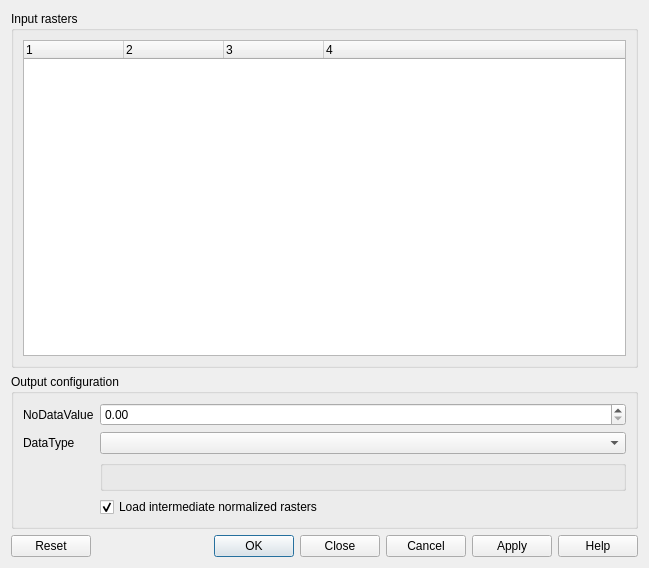
Before: the Qt Designer form pan_batido/views/pan_batido_dialog_base.ui in fire2a/qgis-pan-europeo, drawn with Qt 5.
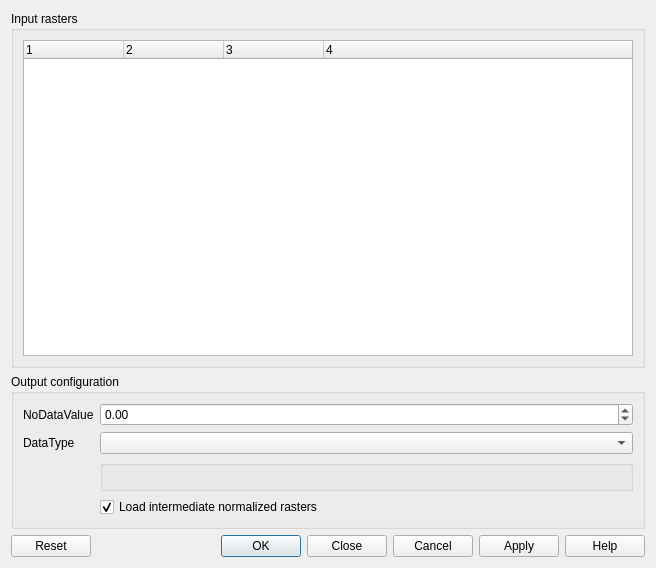
After: the same form once the commit is applied. Custom widgets are drawn as their Qt base class.

```diff
--- a/pan_batido/views/pan_batido_dialog_base.ui
+++ b/pan_batido/views/pan_batido_dialog_base.ui
@@ -6,7 +6,7 @@
    <rect>
     <x>0</x>
     <y>0</y>
-    <width>649</width>
+    <width>656</width>
     <height>568</height>
    </rect>
   </property>
@@ -69,6 +69,22 @@
         </property>
        </widget>
       </item>
+      <item row="0" column="1">
+       <widget class="QgsDoubleSpinBox" name="mQgsDoubleSpinBox_nodata">
+        <property name="specialValueText">
+         <string>Not set</string>
+        </property>
+        <property name="minimum">
+         <double>-10000000000000000.000000000000000</double>
+        </property>
+        <property name="maximum">
+         <double>10000000000000000.000000000000000</double>
+        </property>
+        <property name="expressionsEnabled">
+         <bool>true</bool>
+        </property>
+       </widget>
+      </item>
       <item row="1" column="0">
        <widget class="QLabel" name="label_2">
         <property name="text">
@@ -76,11 +92,15 @@
         </property>
        </widget>
       </item>
-      <item row="0" column="1">
-       <widget class="QgsDoubleSpinBox" name="mQgsDoubleSpinBox"/>
-      </item>
       <item row="1" column="1">
-       <widget class="QComboBox" name="comboBox"/>
+       <widget class="QComboBox" name="comboBox_datatype">
+        <property name="currentText">
+         <string/>
+        </property>
+        <property name="placeholderText">
+         <string>Not set</string>
+        </property>
+       </widget>
       </item>
       <item row="2" column="1">
        <widget class="QgsExtentGroupBox" name="mExtentGroupBox">
```
